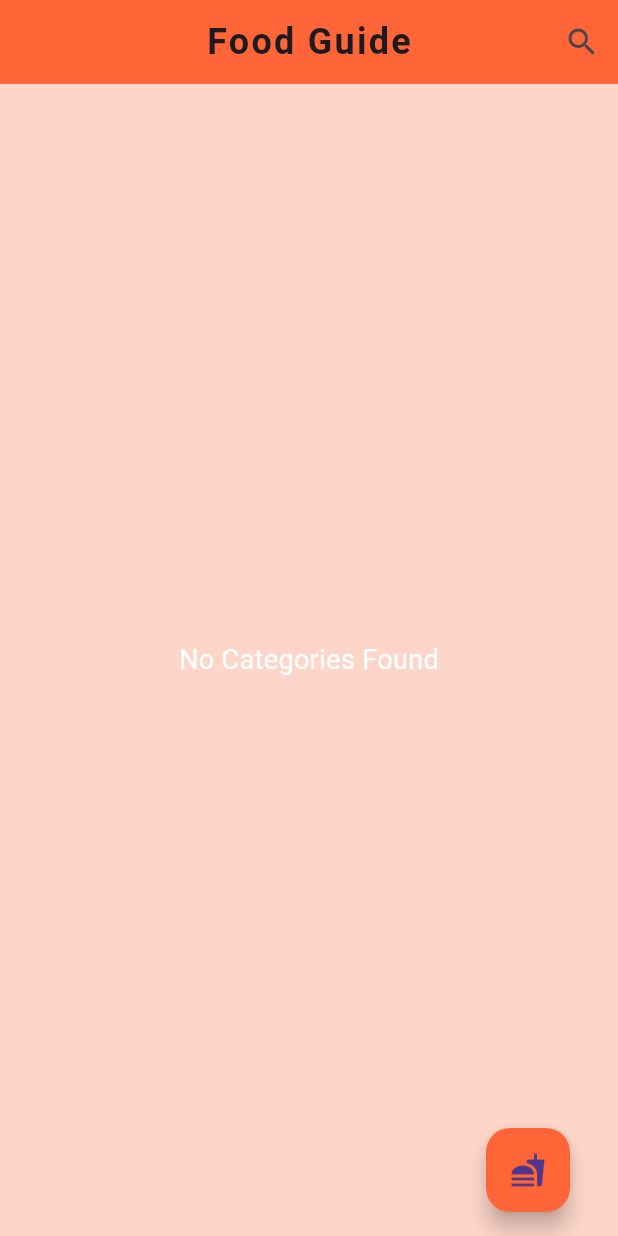
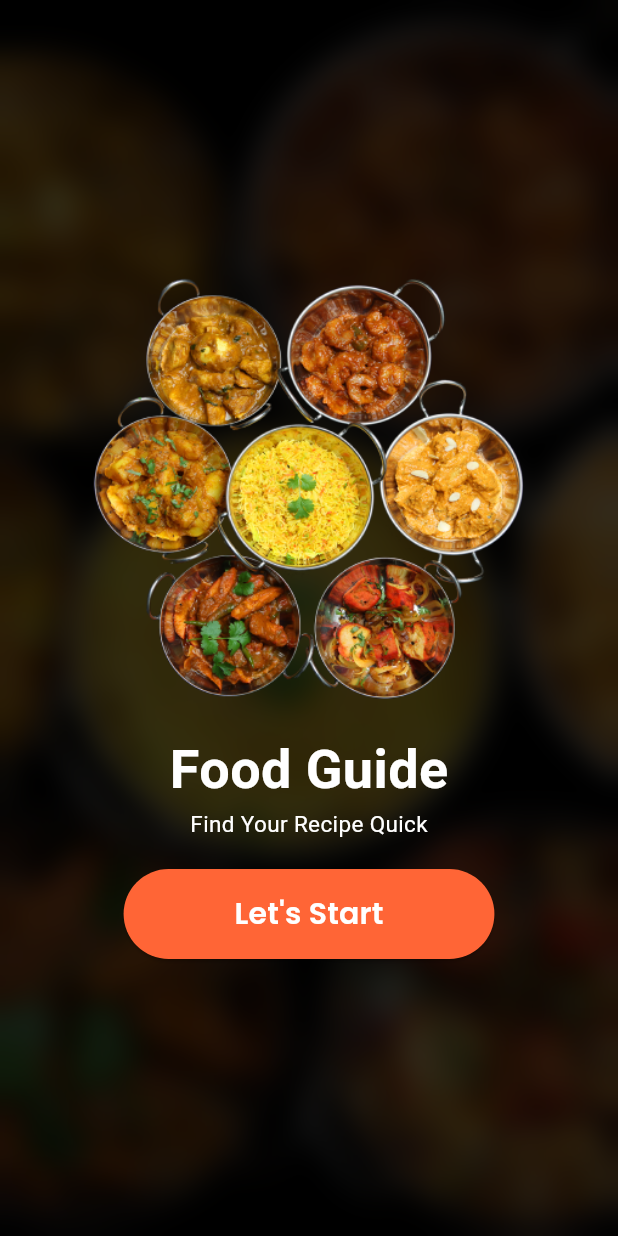
Before and after one commit to Abhisheknik/FoodGuide, a Flutter app: the screen it shows after launch, on a phone screen of 412 x 824 dp. Run offline on Flutter 3.47's test engine with Material 3 defaults, Android fonts, the phone set to English and light mode, and no system bars.

```diff
--- a/lib/main.dart
+++ b/lib/main.dart
@@ -1,5 +1,6 @@
 import 'package:apis/controller/product_controller.dart';
 import 'package:apis/views/home/home.dart';
+import 'package:apis/views/home/splash_screen.dart';
 import 'package:flutter/material.dart';
 import 'package:provider/provider.dart';
 
@@ -19,7 +20,8 @@ class MyApp extends StatelessWidget {
         ),
       ],
       child: MaterialApp(
-        home: Home(),
+        home: SplashScreen(),
+        // home: Home(),
         debugShowCheckedModeBanner: false,
       ),
     );
--- /dev/null
+++ b/lib/views/home/splash_screen.dart
@@ -0,0 +1,102 @@
+import 'dart:ui';
+import 'package:apis/const/typography.dart';
+import 'package:apis/views/home/home.dart';
+import 'package:flutter/material.dart';
+
+class SplashScreen extends StatelessWidget {
+  const SplashScreen({Key? key}) : super(key: key);
+
+  @override
+  Widget build(BuildContext context) {
+    double width = MediaQuery.of(context).size.width;
+
+    return Scaffold(
+      backgroundColor: Color(0xFF000000),
+      body: Stack(
+        fit: StackFit.expand,
+        children: [
+          // Blurred and enlarged background image
+          Positioned.fill(
+            child: Image.asset(
+              'assets/img/food.png',
+              fit: BoxFit.cover,
+              color: Colors.black.withOpacity(0.8), // Adjust opacity as needed
+              colorBlendMode:
+                  BlendMode.darken, // Add blending mode for darkness
+            ),
+          ),
+          // Blur effect for background image
+          Positioned.fill(
+            child: BackdropFilter(
+              filter: ImageFilter.blur(
+                  sigmaX: 10, sigmaY: 10), // Adjust blur intensity
+              child: Container(
+                color: Colors.transparent,
+              ),
+            ),
+          ),
+          // Centered duplicate image
+          Center(
+            child: Column(
+              mainAxisAlignment: MainAxisAlignment.center,
+              children: [
+                Container(
+                  width: width * 0.7,
+                  child: Image.asset(
+                    'assets/img/food.png',
+                    fit: BoxFit.cover,
+                  ),
+                ),
+                SizedBox(height: 20), // Adjust spacing as needed
+                Text(
+                  'Food Guide',
+                  style: TextStyle(
+                    color: Colors.white,
+                    fontSize: 36,
+                    fontWeight: FontWeight.bold,
+                  ),
+                ),
+                Text(
+                  'Find Your Recipe Quick',
+                  style: TextStyle(
+                    color: Colors.white,
+                    fontSize: 15,
+                  ),
+                ),
+                SizedBox(height: 20), // Adjust spacing as needed
+                ElevatedButton(
+                  onPressed: () {
+                    // Handle button tap
+                  },
+                  style: ElevatedButton.styleFrom(
+                    backgroundColor:
+                        Color(0xFFFF6536), // Button background color
+                    minimumSize: Size(width * 0.6, 60), // Set width and height
+                  ),
+                  child: GestureDetector(
+                    onTap: () {
+                      Navigator.push(
+                        context,
+                        MaterialPageRoute(
+                          builder: (context) => Home(),
+                        ),
+                      );
+                    },
+                    child: Text(
+                      'Let\'s Start',
+                      style: TextStyle(
+                        color: Colors.white,
+                        fontSize: 20,
+                        fontFamily: semibold,
+                      ),
+                    ),
+                  ),
+                ),
+              ],
+            ),
+          ),
+        ],
+      ),
+    );
+  }
+}
--- a/lib/views/meal_details/meal_details.dart
+++ b/lib/views/meal_details/meal_details.dart
@@ -14,7 +14,7 @@ class MealDetails extends StatelessWidget {
           "Food Guide",
           style: TextStyle(fontFamily: semibold),
         ),
-        backgroundColor: Color.fromARGB(255, 247, 168, 144),
+        backgroundColor: Color(0xFFFF6536),
         centerTitle: true,
       ),
       backgroundColor: Color.fromARGB(255, 255, 235, 235),
--- a/pubspec.yaml
+++ b/pubspec.yaml
@@ -34,7 +34,6 @@ dependencies:
   http: ^1.2.1
   provider: ^6.1.2
   google_fonts: ^4.0.4
-  flutter_rating_bar: ^4.0.0
 
 dev_dependencies:
 
@@ -59,6 +58,7 @@ flutter:
   # To add assets to your application, add an assets section, like this:
   assets:
     - assets/
+    - assets/img/
     - assets/fonts/
   # An image asset can refer to one or more resolution-specific "variants", see
   # https://flutter.dev/assets-and-images/#resolution-aware
```
Also changed, not shown: lib/views/home/home.dart (+9 -40 lines), lib/views/meal/meal.dart (+7 -4 lines), assets/img/1.jpg (added), assets/img/2.jpeg (added), assets/img/4.jpeg (added), assets/img/food.png (added), pubspec.lock, 1 other file.
